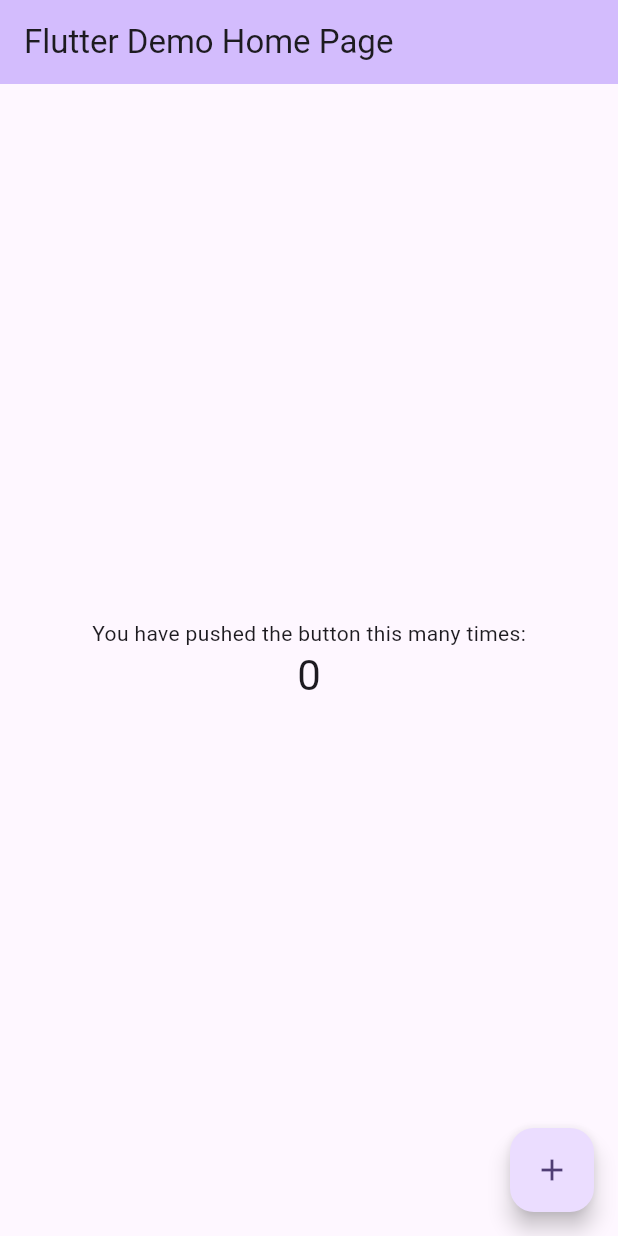
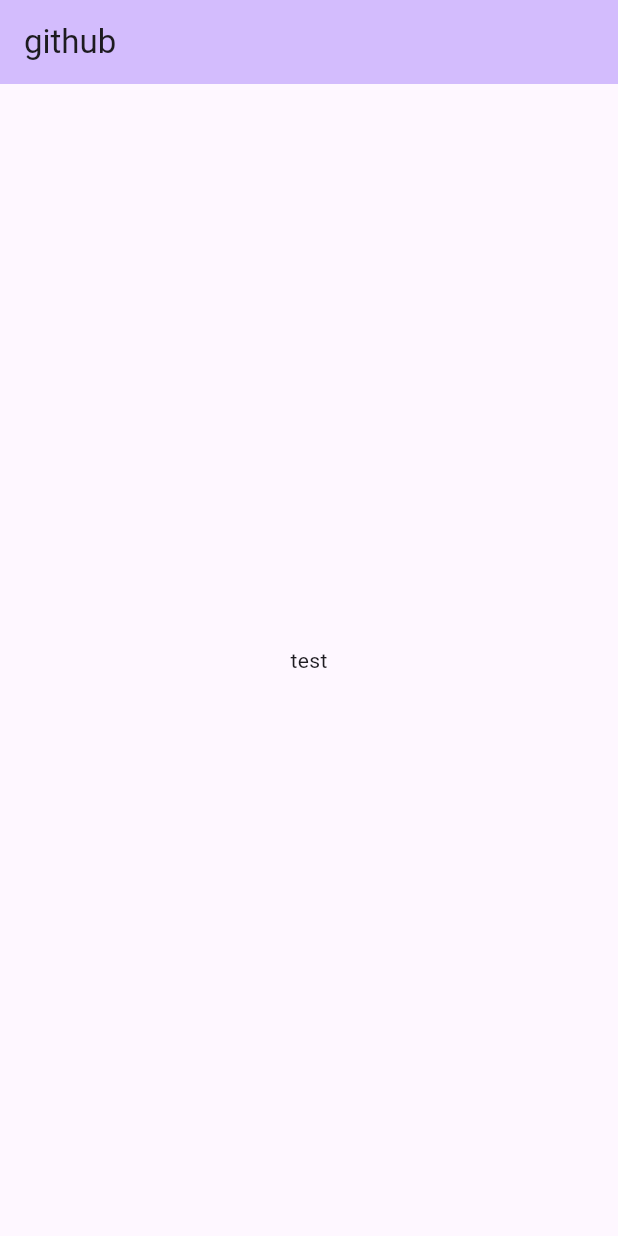
Before and after one commit to gadgelogger/github_search_app_study, a Flutter app: the screen it shows after launch, on a phone screen of 412 x 824 dp. Run offline on Flutter 3.47's test engine with Material 2 defaults, Android fonts, the phone set to English and light mode, and no system bars.

Commit message:
main.dartでの余計なコメントアウトやカウンターの処理を削除しました。またMaterialAppのtitleを自分のアプリ名へ変更しました。

```diff
--- a/lib/main.dart
+++ b/lib/main.dart
@@ -11,114 +11,52 @@
   @override
   Widget build(BuildContext context) {
     return MaterialApp(
-      title: 'Flutter Demo',
+      title: 'github_search_app_study',
       theme: ThemeData(
-        // This is the theme of your application.
-        //
-        // TRY THIS: Try running your application with "flutter run". You'll see
-        // the application has a blue toolbar. Then, without quitting the app,
-        // try changing the seedColor in the colorScheme below to Colors.green
-        // and then invoke "hot reload" (save your changes or press the "hot
-        // reload" button in a Flutter-supported IDE, or press "r" if you used
-        // the command line to start the app).
-        //
-        // Notice that the counter didn't reset back to zero; the application
-        // state is not lost during the reload. To reset the state, use hot
-        // restart instead.
-        //
-        // This works for code too, not just values: Most code changes can be
-        // tested with just a hot reload.
+
         colorScheme: ColorScheme.fromSeed(seedColor: Colors.deepPurple),
         useMaterial3: true,
       ),
-      home: const MyHomePage(title: 'Flutter Demo Home Page'),
+      home: const MyHomePage(),
     );
   }
 }
 
 class MyHomePage extends StatefulWidget {
-  const MyHomePage({super.key, required this.title});
+  const MyHomePage({super.key});
 
-  // This widget is the home page of your application. It is stateful, meaning
-  // that it has a State object (defined below) that contains fields that affect
-  // how it looks.
 
-  // This class is the configuration for the state. It holds the values (in this
-  // case the title) provided by the parent (in this case the App widget) and
-  // used by the build method of the State. Fields in a Widget subclass are
-  // always marked "final".
 
-  final String title;
 
   @override
   State<MyHomePage> createState() => _MyHomePageState();
 }
 
 class _MyHomePageState extends State<MyHomePage> {
-  int _counter = 0;
 
-  void _incrementCounter() {
-    setState(() {
-      // This call to setState tells the Flutter framework that something has
-      // changed in this State, which causes it to rerun the build method below
-      // so that the display can reflect the updated values. If we changed
-      // _counter without calling setState(), then the build method would not be
-      // called again, and so nothing would appear to happen.
-      _counter++;
-    });
-  }
+
 
   @override
   Widget build(BuildContext context) {
-    // This method is rerun every time setState is called, for instance as done
-    // by the _incrementCounter method above.
-    //
-    // The Flutter framework has been optimized to make rerunning build methods
-    // fast, so that you can just rebuild anything that needs updating rather
-    // than having to individually change instances of widgets.
+
     return Scaffold(
       appBar: AppBar(
-        // TRY THIS: Try changing the color here to a specific color (to
-        // Colors.amber, perhaps?) and trigger a hot reload to see the AppBar
-        // change color while the other colors stay the same.
+
         backgroundColor: Theme.of(context).colorScheme.inversePrimary,
-        // Here we take the value from the MyHomePage object that was created by
-        // the App.build method, and use it to set our appbar title.
-        title: Text(widget.title),
+
+        title: Text('github'),
       ),
       body: Center(
-        // Center is a layout widget. It takes a single child and positions it
-        // in the middle of the parent.
+
         child: Column(
-          // Column is also a layout widget. It takes a list of children and
-          // arranges them vertically. By default, it sizes itself to fit its
-          // children horizontally, and tries to be as tall as its parent.
-          //
-          // Column has various properties to control how it sizes itself and
-          // how it positions its children. Here we use mainAxisAlignment to
-          // center the children vertically; the main axis here is the vertical
-          // axis because Columns are vertical (the cross axis would be
-          // horizontal).
-          //
-          // TRY THIS: Invoke "debug painting" (choose the "Toggle Debug Paint"
-          // action in the IDE, or press "p" in the console), to see the
-          // wireframe for each widget.
+
           mainAxisAlignment: MainAxisAlignment.center,
           children: <Widget>[
             const Text(
-              'You have pushed the button this many times:',
-            ),
-            Text(
-              '$_counter',
-              style: Theme.of(context).textTheme.headlineMedium,
+              'test',
             ),
           ],
         ),
-      ),
-      floatingActionButton: FloatingActionButton(
-        onPressed: _incrementCounter,
-        tooltip: 'Increment',
-        child: const Icon(Icons.add),
       ), // This trailing comma makes auto-formatting nicer for build methods.
     );
   }
```
